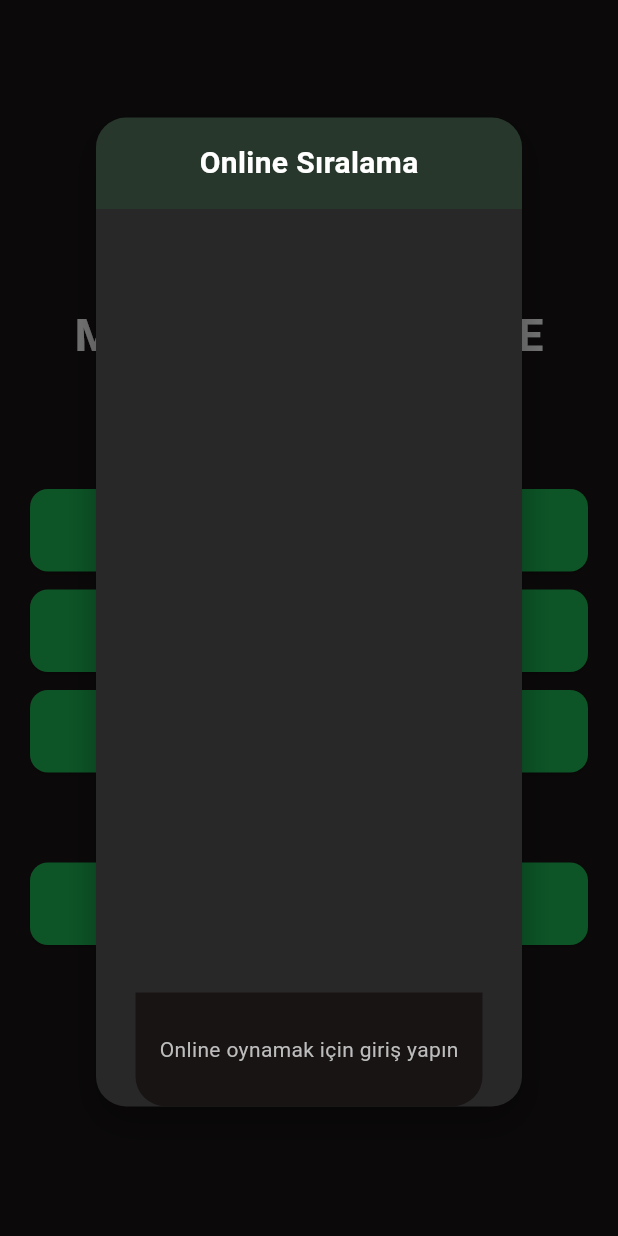
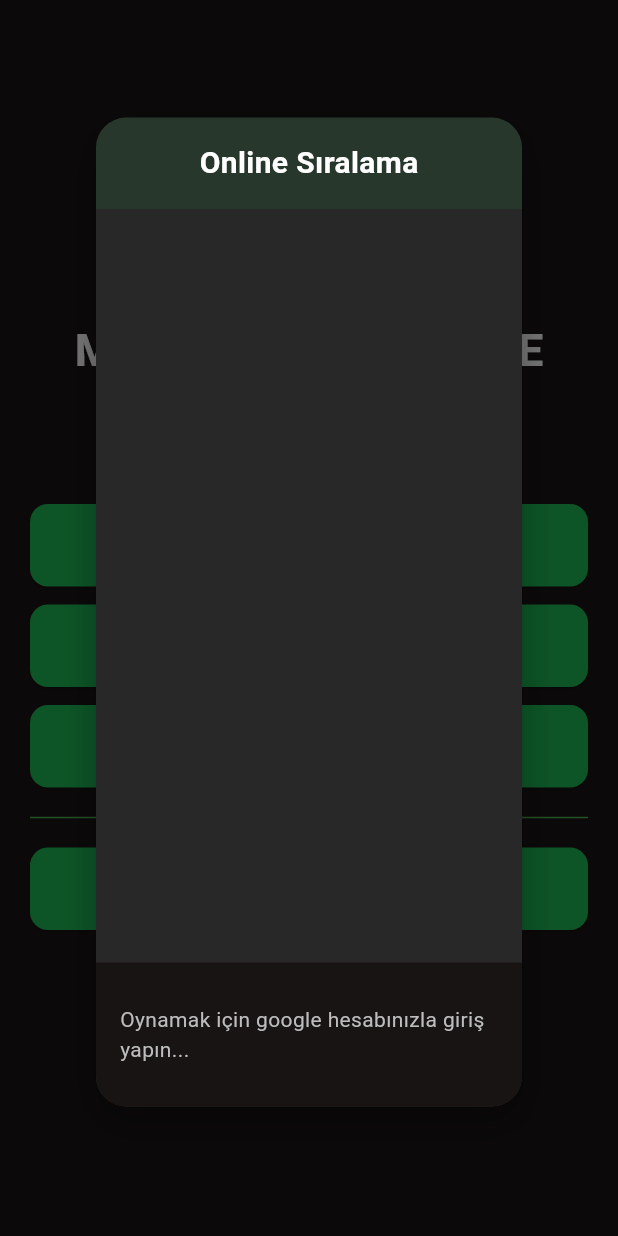
Before and after one commit to ernklyc/minemaster, a Flutter app: the screen it shows after launch, after a tap on "Online Oyna", on a phone screen of 412 x 824 dp. Run offline on Flutter 3.47's test engine with Material 3 defaults, Android fonts, the light colour scheme and no system bars; our stand-ins replace firebase_auth, firebase_core, firebase_database, google_mobile_ads, google_sign_in, shared_preferences and 1 more; accounts and stored records are empty.

Commit message:
-Çeviri eklendi -Ana ekran tasarımları iyleştirildi. -Oyun sonu ikonlar değiştiirldi

```diff
--- a/lib/main.dart
+++ b/lib/main.dart
@@ -40,6 +40,9 @@ class AppLocalizations {
       'game_description': 'Güçlendirilmiş Mayın Tarlası',
       'play': 'Online Oyuna Başla',
       'high_scores': 'Offline Yüksek Skorlar',
+      'connect_google': 'Google ile Bağlan',
+      'connecting_google': 'Oynamak için google hesabınızla giriş yapın...',
+      'connect_google_desc': 'Google hesabınızla oyunu başlatın',
       'how_to_play': 'Nasıl Oynanır?',
       'developer': 'Geliştirici',
       'basic_controls': 'Temel Kontroller',
@@ -111,6 +114,9 @@ class AppLocalizations {
       'play': 'Offline Play Game',
       'high_scores': 'Offline High Scores',
       'how_to_play': 'How to Play',
+      'connect_google': 'Connect with Google',
+      'connecting_google': 'Log in with your Google account to play...',
+      'connect_google_desc': 'Start the game with your Google account',
       'developer': 'Developer',
       'basic_controls': 'Basic Controls',
       'basic_controls_desc':
@@ -797,7 +803,9 @@ class _HomeScreenState extends State<HomeScreen> {
                       Icons.emoji_events,
                       _showHighScores,
                     ),
-                    const SizedBox(height: 48),
+                    const SizedBox(height: 12),
+
+                    const Divider(color: Colors.green),
 
                     // Google ile giriş butonu (eğer giriş yapılmamışsa)
                     if (_currentUser == null) ...[
@@ -805,9 +813,69 @@ class _HomeScreenState extends State<HomeScreen> {
                       _buildGoogleSignInButton(),
                     ],
 
+                    // Kullanıcı profili (eğer giriş yapılmışsa)
+                    if (_currentUser != null) ...[
+                      const SizedBox(height: 12),
+                      Container(
+                        padding: const EdgeInsets.all(16),
+                        decoration: BoxDecoration(
+                          color: MinefieldApp.spotifyGrey,
+                          borderRadius: BorderRadius.circular(12),
+                          border: Border.all(
+                            color: MinefieldApp.spotifyGreen.withOpacity(0.3),
+                          ),
+                        ),
+                        child: Row(
+                          children: [
+                            // Profil fotosu
+                            CircleAvatar(
+                              radius: 20,
+                              backgroundImage: _currentUser?.photoURL != null
+                                  ? NetworkImage(_currentUser!.photoURL!)
+                                  : null,
+                              child: _currentUser?.photoURL == null
+                                  ? const Icon(Icons.person)
+                                  : null,
+                            ),
+                            const SizedBox(width: 12),
+                            // Kullanıcı bilgileri
+                            Expanded(
+                              child: Column(
+                                crossAxisAlignment: CrossAxisAlignment.start,
+                                children: [
+                                  Text(
+                                    _currentUser?.displayName ?? 'Kullanıcı',
+                                    style: const TextStyle(
+                                      color: Colors.white,
+                                      fontWeight: FontWeight.bold,
+                                    ),
+                                  ),
+                                  Text(
+                                    _currentUser?.email ?? '',
+                                    style: TextStyle(
+                                      color: Colors.grey[400],
+                                      fontSize: 12,
+                                    ),
+                                  ),
+                                ],
+                              ),
+                            ),
+                            // Çıkış butonu
+                            IconButton(
+                              icon: const Icon(
+                                Icons.logout,
+                                color: MinefieldApp.spotifyGreen,
+                              ),
+                              onPressed: _handleSignOut,
+                            ),
+                          ],
+                        ),
+                      ),
+                    ],
+
                     const SizedBox(height: 48),
-
                     // Alt butonlar
+
                     Row(
                       mainAxisAlignment: MainAxisAlignment.center,
                       children: [
@@ -892,66 +960,6 @@ class _HomeScreenState extends State<HomeScreen> {
                         ),
                       ],
                     ),
-
-                    // Kullanıcı profili (eğer giriş yapılmışsa)
-                    if (_currentUser != null) ...[
-                      const SizedBox(height: 24),
-                      Container(
-                        padding: const EdgeInsets.all(16),
-                        decoration: BoxDecoration(
-                          color: MinefieldApp.spotifyGrey,
-                          borderRadius: BorderRadius.circular(12),
-                          border: Border.all(
-                            color: MinefieldApp.spotifyGreen.withOpacity(0.3),
-                          ),
-                        ),
-                        child: Row(
-                          children: [
-                            // Profil fotosu
-                            CircleAvatar(
-                              radius: 20,
-                              backgroundImage: _currentUser?.photoURL != null
-                                  ? NetworkImage(_currentUser!.photoURL!)
-                                  : null,
-                              child: _currentUser?.photoURL == null
-                                  ? const Icon(Icons.person)
-                                  : null,
-                            ),
-                            const SizedBox(width: 12),
-                            // Kullanıcı bilgileri
-                            Expanded(
-                              child: Column(
-                                crossAxisAlignment: CrossAxisAlignment.start,
-                                children: [
-                                  Text(
-                                    _currentUser?.displayName ?? 'Kullanıcı',
-                                    style: const TextStyle(
-                                      color: Colors.white,
-                                      fontWeight: FontWeight.bold,
-                                    ),
-                                  ),
-                                  Text(
-                                    _currentUser?.email ?? '',
-                                    style: TextStyle(
-                                      color: Colors.grey[400],
-                                      fontSize: 12,
-                                    ),
-                                  ),
-                                ],
-                              ),
-                            ),
-                            // Çıkış butonu
-                            IconButton(
-                              icon: const Icon(
-                                Icons.logout,
-                                color: MinefieldApp.spotifyGreen,
-                              ),
-                              onPressed: _handleSignOut,
-                            ),
-                          ],
-                        ),
-                      ),
-                    ],
                   ],
                 ),
               ),
@@ -1183,10 +1191,10 @@ class _HomeScreenState extends State<HomeScreen> {
                       final event = snapshot.data as DatabaseEvent;
                       final scores = <Map<String, dynamic>>[];
 
-                      event.snapshot.children.forEach((child) {
+                      for (var child in event.snapshot.children) {
                         scores
                             .add(Map<String, dynamic>.from(child.value as Map));
-                      });
+                      }
 
                       scores.sort((a, b) =>
                           (a['score'] as int).compareTo(b['score'] as int));
@@ -1263,15 +1271,15 @@ class _HomeScreenState extends State<HomeScreen> {
               ),
               Container(
                 padding: const EdgeInsets.all(16),
-                decoration: BoxDecoration(
+                decoration: const BoxDecoration(
                   color: MinefieldApp.spotifyBlack,
                   borderRadius:
-                      const BorderRadius.vertical(bottom: Radius.circular(20)),
+                      BorderRadius.vertical(bottom: Radius.circular(20)),
                 ),
                 child: Column(
                   children: [
                     if (_currentUser != null) ...[
-                      Container(
+                      SizedBox(
                         width: double.infinity,
                         child: ElevatedButton(
                           onPressed: _startOnlineGame,
@@ -1312,7 +1320,7 @@ class _HomeScreenState extends State<HomeScreen> {
                       Container(
                         padding: const EdgeInsets.symmetric(vertical: 12),
                         child: Text(
-                          'Online oynamak için giriş yapın',
+                          AppLocalizations.get('connecting_google'),
                           style: TextStyle(
                             color: Colors.grey[400],
                             fontSize: 14,
@@ -1446,15 +1454,6 @@ class _HomeScreenState extends State<HomeScreen> {
                 decoration: BoxDecoration(
                   borderRadius: BorderRadius.circular(4),
                 ),
-                padding: const EdgeInsets.symmetric(vertical: 4),
-                child: const Text(
-                  'Google ile Bağlanılıyor...',
-                  style: TextStyle(
-                    fontSize: 16,
-                    fontWeight: FontWeight.bold,
-                    color: Colors.white,
-                  ),
-                ),
               ),
               const SizedBox(width: 12),
               // Google ikonu
@@ -1464,7 +1463,7 @@ class _HomeScreenState extends State<HomeScreen> {
                   color: Colors.white,
                   borderRadius: BorderRadius.circular(4),
                 ),
-                child: Icon(
+                child: const Icon(
                   Icons.g_mobiledata,
                   color: MinefieldApp.spotifyGreen,
                   size: 24,
@@ -1477,7 +1476,7 @@ class _HomeScreenState extends State<HomeScreen> {
     }
 
     return _buildMenuButton(
-      'Google ile Bağlan',
+      AppLocalizations.get('connect_google'),
       Icons.login,
       _handleGoogleSignIn,
     );
@@ -2079,14 +2078,16 @@ class _GameScreenState extends State<GameScreen> {
                               side: BorderSide(color: Colors.grey[600]!),
                             ),
                           ),
-                          child: Text(
-                            AppLocalizations.get('menu'),
-                            style: TextStyle(
-                              color: Colors.grey[400],
-                              fontSize: 14,
-                              fontWeight: FontWeight.bold,
-                            ),
-                          ),
+                          child: Icon(Icons.home,
+                              color: Colors.grey[400], size: 20),
+                          //Text(
+                          //AppLocalizations.get('menu'),
+                          //style: TextStyle(
+                          //  color: Colors.grey[400],
+                          //  fontSize: 14,
+                          //  fontWeight: FontWeight.bold,
+                          //),
+                          //),
                         ),
                       ),
                       const SizedBox(width: 12),
@@ -2113,15 +2114,20 @@ class _GameScreenState extends State<GameScreen> {
                               borderRadius: BorderRadius.circular(8),
                             ),
                           ),
-                          child: Text(
-                            AppLocalizations.get('play_again'),
-                            style: const TextStyle(
-                              color: Colors.white,
-                              fontSize: 14,
-                              fontWeight: FontWeight.bold,
-                            ),
+                          child: Icon(
+                            Icons.loop_outlined,
+                            color: Colors.white,
+                            size: 20,
                           ),
                         ),
+                        //Text(
+                        //AppLocalizations.get('play_again'),
+                        //style: const TextStyle(
+                        //  color: Colors.white,
+                        //  fontSize: 14,
+                        //  fontWeight: FontWeight.bold,
+                        //),
+                        //),
                       ),
                     ],
                   ),
@@ -2224,7 +2230,7 @@ class _GameScreenState extends State<GameScreen> {
               height: 50, // Banner reklam yüksekliği
               alignment: Alignment.center,
               child: _isBannerAdReady
-                  ? Container(
+                  ? SizedBox(
                       width: _bannerAd!.size.width.toDouble(),
                       height: _bannerAd!.size.height.toDouble(),
                       child: AdWidget(ad: _bannerAd!),
@@ -2414,7 +2420,7 @@ class _GameScreenState extends State<GameScreen> {
               height: 50, // Banner reklam yüksekliği
               alignment: Alignment.center,
               child: _isBottomBannerAdReady
-                  ? Container(
+                  ? SizedBox(
                       width: _bottomBannerAd!.size.width.toDouble(),
                       height: _bottomBannerAd!.size.height.toDouble(),
                       child: AdWidget(ad: _bottomBannerAd!),
```
